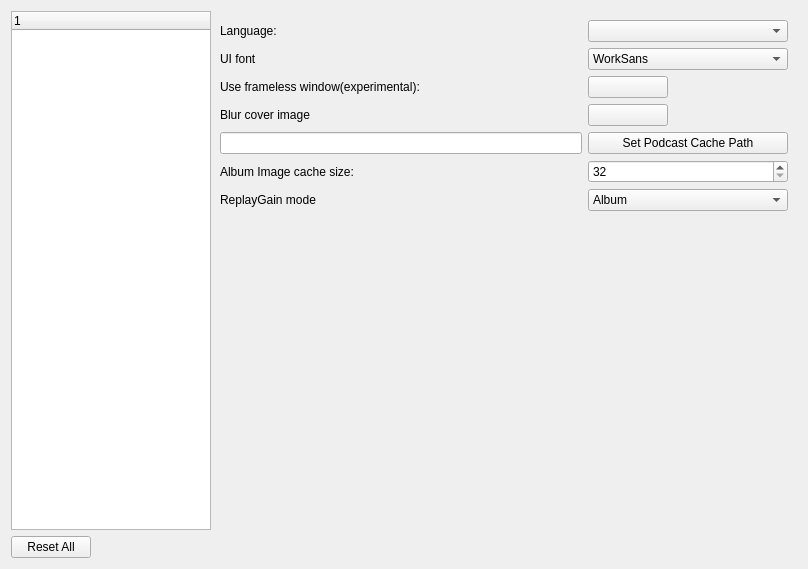
The window that src/xamp/preferencedialog.ui (billlin0904/xamp2) describes before a commit, drawn with Qt 5.
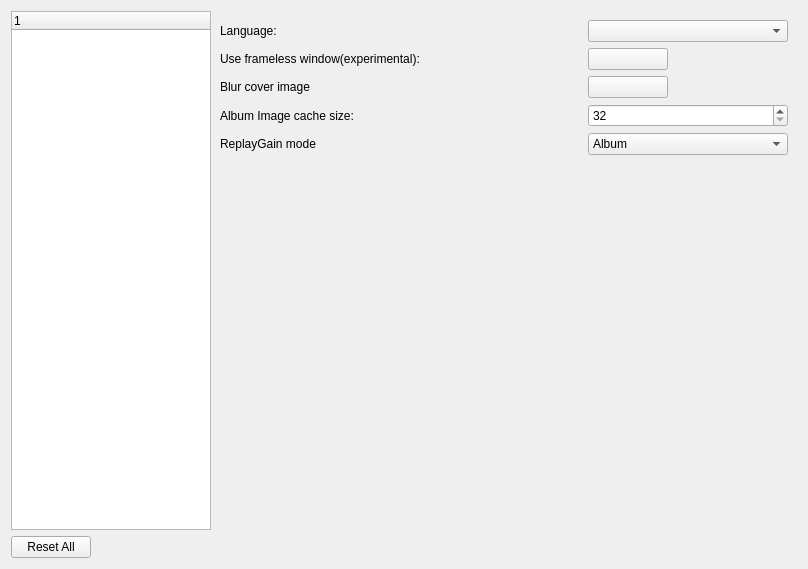
The same window after the commit. The open tabs and pages were chosen to show the change. Custom widgets are drawn as their Qt base class.

```diff
--- a/src/xamp/preferencedialog.ui
+++ b/src/xamp/preferencedialog.ui
@@ -95,14 +95,69 @@
          <item row="0" column="2">
           <widget class="QComboBox" name="langCombo"/>
          </item>
+         <item row="4" column="0" colspan="2">
+          <widget class="QLabel" name="label_9">
+           <property name="maximumSize">
+            <size>
+             <width>16777215</width>
+             <height>16777215</height>
+            </size>
+           </property>
+           <property name="text">
+            <string>Album Image cache size:</string>
+           </property>
+          </widget>
+         </item>
+         <item row="3" column="2">
+          <widget class="SwitchButton" name="enableBlurCoverImagePushButton">
+           <property name="maximumSize">
+            <size>
+             <width>80</width>
+             <height>16777215</height>
+            </size>
+           </property>
+           <property name="text">
+            <string/>
+           </property>
+          </widget>
+         </item>
+         <item row="4" column="2">
+          <widget class="QSpinBox" name="albumImageCacheSizeSpinBox">
+           <property name="minimum">
+            <number>32</number>
+           </property>
+           <property name="maximum">
+            <number>128</number>
+           </property>
+          </widget>
+         </item>
          <item row="5" column="0" colspan="2">
-          <widget class="QLineEdit" name="podcastCachePathLineEdit">
-           <property name="readOnly">
-            <bool>true</bool>
+          <widget class="QLabel" name="label_12">
+           <property name="maximumSize">
+            <size>
+             <width>16777215</width>
+             <height>16777215</height>
+            </size>
            </property>
+           <property name="text">
+            <string>ReplayGain mode</string>
+           </property>
           </widget>
          </item>
-         <item row="8" column="0">
+         <item row="0" column="0" colspan="2">
+          <widget class="QLabel" name="label">
+           <property name="maximumSize">
+            <size>
+             <width>100</width>
+             <height>16777215</height>
+            </size>
+           </property>
+           <property name="text">
+            <string>Language:</string>
+           </property>
+          </widget>
+         </item>
+         <item row="6" column="0">
           <spacer name="verticalSpacer">
            <property name="orientation">
             <enum>Qt::Vertical</enum>
@@ -115,7 +170,20 @@
            </property>
           </spacer>
          </item>
-         <item row="4" column="0">
+         <item row="1" column="0" colspan="2">
+          <widget class="QLabel" name="label_11">
+           <property name="sizePolicy">
+            <sizepolicy hsizetype="Preferred" vsizetype="Preferred">
+             <horstretch>0</horstretch>
+             <verstretch>0</verstretch>
+            </sizepolicy>
+           </property>
+           <property name="text">
+            <string>Use frameless window(experimental):</string>
+           </property>
+          </widget>
+         </item>
+         <item row="3" column="0">
           <widget class="QLabel" name="label_13">
            <property name="sizePolicy">
             <sizepolicy hsizetype="Preferred" vsizetype="Preferred">
@@ -128,40 +196,7 @@
            </property>
           </widget>
          </item>
-         <item row="5" column="2">
-          <widget class="QPushButton" name="setPodcastCacheButton">
-           <property name="text">
-            <string>Set Podcast Cache Path</string>
-           </property>
-          </widget>
-         </item>
-         <item row="4" column="2">
-          <widget class="SwitchButton" name="enableBlurCoverImagePushButton">
-           <property name="maximumSize">
-            <size>
-             <width>80</width>
-             <height>16777215</height>
-            </size>
-           </property>
-           <property name="text">
-            <string/>
-           </property>
-          </widget>
-         </item>
-         <item row="6" column="0" colspan="2">
-          <widget class="QLabel" name="label_9">
-           <property name="maximumSize">
-            <size>
-             <width>16777215</width>
-             <height>16777215</height>
-            </size>
-           </property>
-           <property name="text">
-            <string>Album Image cache size:</string>
-           </property>
-          </widget>
-         </item>
-         <item row="2" column="2">
+         <item row="1" column="2">
           <widget class="SwitchButton" name="enableFramelessWindowPushButton">
            <property name="maximumSize">
             <size>
@@ -174,20 +209,7 @@
            </property>
           </widget>
          </item>
-         <item row="7" column="0" colspan="2">
-          <widget class="QLabel" name="label_12">
-           <property name="maximumSize">
-            <size>
-             <width>16777215</width>
-             <height>16777215</height>
-            </size>
-           </property>
-           <property name="text">
-            <string>ReplayGain mode</string>
-           </property>
-          </widget>
-         </item>
-         <item row="7" column="2">
+         <item row="5" column="2">
           <widget class="QComboBox" name="replayGainModeCombo">
            <property name="minimumSize">
             <size>
@@ -212,80 +234,6 @@
            </item>
           </widget>
          </item>
-         <item row="6" column="2">
-          <widget class="QSpinBox" name="albumImageCacheSizeSpinBox">
-           <property name="minimum">
-            <number>32</number>
-           </property>
-           <property name="maximum">
-            <number>128</number>
-           </property>
-          </widget>
-         </item>
-         <item row="2" column="0" colspan="2">
-          <widget class="QLabel" name="label_11">
-           <property name="sizePolicy">
-            <sizepolicy hsizetype="Preferred" vsizetype="Preferred">
-             <horstretch>0</horstretch>
-             <verstretch>0</verstretch>
-            </sizepolicy>
-           </property>
-           <property name="text">
-            <string>Use frameless window(experimental):</string>
-           </property>
-          </widget>
-         </item>
-         <item row="0" column="0" colspan="2">
-          <widget class="QLabel" name="label">
-           <property name="maximumSize">
-            <size>
-             <width>100</width>
-             <height>16777215</height>
-            </size>
-           </property>
-           <property name="text">
-            <string>Language:</string>
-           </property>
-          </widget>
-         </item>
-         <item row="1" column="0">
-          <widget class="QLabel" name="label_14">
-           <property name="maximumSize">
-            <size>
-             <width>16777215</width>
-             <height>16777215</height>
-            </size>
-           </property>
-           <property name="text">
-            <string>UI font</string>
-           </property>
-          </widget>
-         </item>
-         <item row="1" column="2">
-          <widget class="QComboBox" name="defaultUICombo">
-           <property name="minimumSize">
-            <size>
-             <width>200</width>
-             <height>0</height>
-            </size>
-           </property>
-           <item>
-            <property name="text">
-             <string>WorkSans</string>
-            </property>
-           </item>
-           <item>
-            <property name="text">
-             <string>IBMPlexSans</string>
-            </property>
-           </item>
-           <item>
-            <property name="text">
-             <string>Inter</string>
-            </property>
-           </item>
-          </widget>
-         </item>
         </layout>
        </widget>
        <widget class="QWidget" name="dspManagerPage">
```
Left out of the diff: 2 changed lines with no effect on the pictures.
